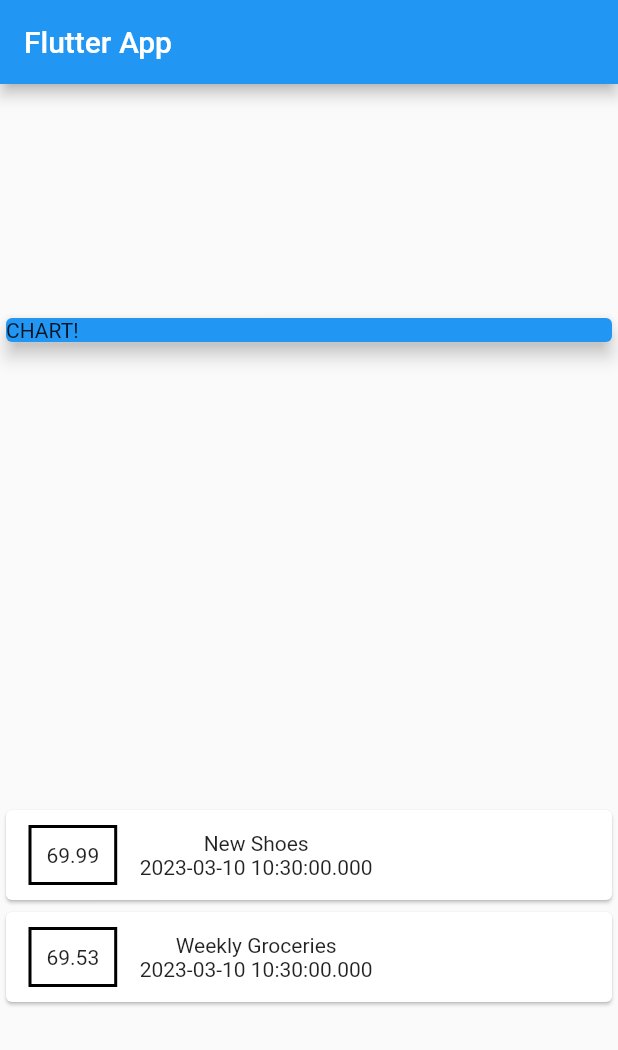
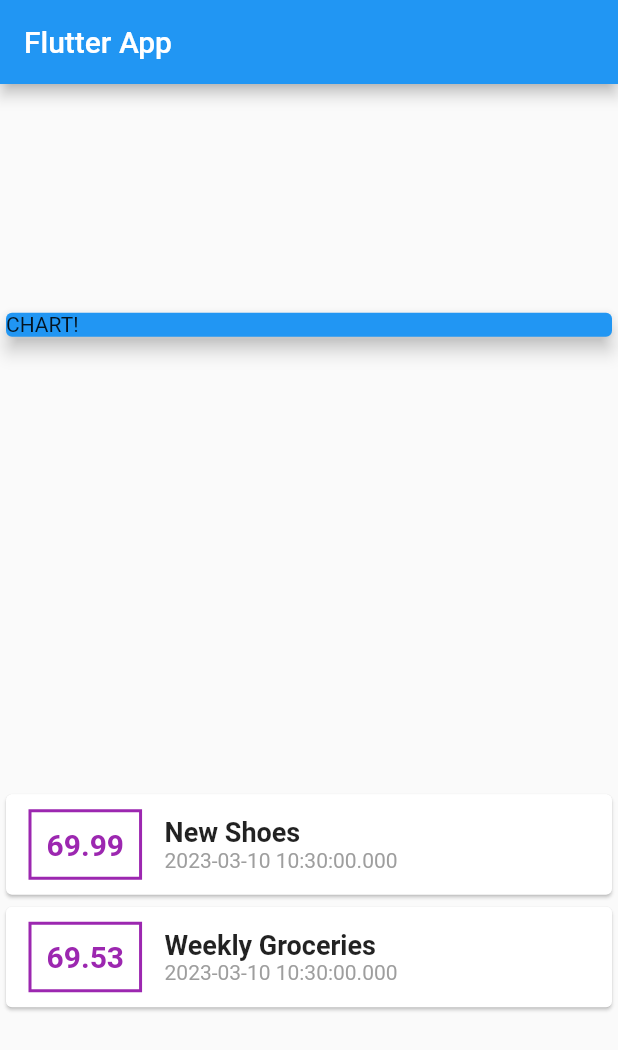
Before and after one commit to Muhamadfikri20/flutter_complete_guide_2, a Flutter app: the screen it shows after launch, on a phone screen of 412 x 824 dp. Shown: the top 1050 px of the screen. Run offline on Flutter 3.47's test engine with Material 2 defaults, Android fonts, the phone set to English and light mode, and no system bars.

Commit message:
[UPD]styling_text

```diff
--- a/lib/main.dart
+++ b/lib/main.dart
@@ -44,12 +44,25 @@ class MyHomePage extends StatelessWidget {
                 child: Row(children: [
                   Container(
                     margin: EdgeInsets.symmetric(vertical: 10, horizontal: 15),
-                    decoration: BoxDecoration(border: Border.all(color: Colors.black, width: 2)),
+                    decoration: BoxDecoration(border: Border.all(color: Colors.purple, width: 2)),
                     padding: EdgeInsets.all(10),
-                    child: Text(tx.amount.toString()),
+                    child: Text(
+                      tx.amount.toString(),
+                      style: TextStyle(fontWeight: FontWeight.bold, fontSize: 20, color: Colors.purple),
+                    ),
                   ),
                   Column(
-                    children: [Text(tx.title), Text(tx.date.toString())],
+                    crossAxisAlignment: CrossAxisAlignment.start,
+                    children: [
+                      Text(
+                        tx.title,
+                        style: TextStyle(fontSize: 18, fontWeight: FontWeight.bold),
+                      ),
+                      Text(
+                        tx.date.toString(),
+                        style: TextStyle(color: Colors.grey),
+                      )
+                    ],
                   )
                 ]),
               );
```
